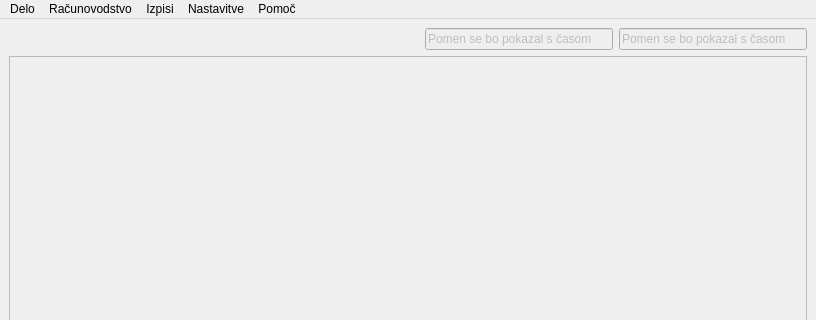
This is glavnookno.ui in bubi-luka/BubiRacun as Qt 5 draws it before an edit; both pictures show x 0 to 816 and y 0 to 320 of the 816 by 682 pixel window. The edited form follows.
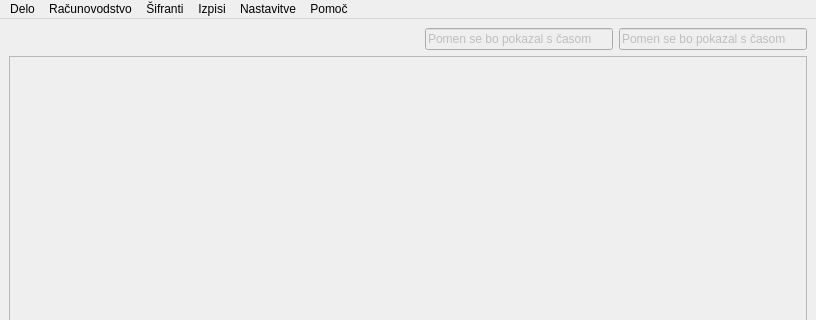
This is the edited form.

Diff of the .ui file:
```diff
--- a/glavnookno.ui
+++ b/glavnookno.ui
@@ -167,8 +167,15 @@
     <addaction name="separator"/>
     <addaction name="action_asovnice"/>
    </widget>
+   <widget class="QMenu" name="menu_ifranti">
+    <property name="title">
+     <string>Šifranti</string>
+    </property>
+    <addaction name="actionOpombe_pri_ra_unih"/>
+   </widget>
    <addaction name="menuDelo"/>
    <addaction name="menuRa_unovodstvo"/>
+   <addaction name="menu_ifranti"/>
    <addaction name="menuIzpisi"/>
    <addaction name="menuNastavitve"/>
    <addaction name="menuPomo"/>
```
Left out of the diff: 5 changed lines with no effect on the pictures.
